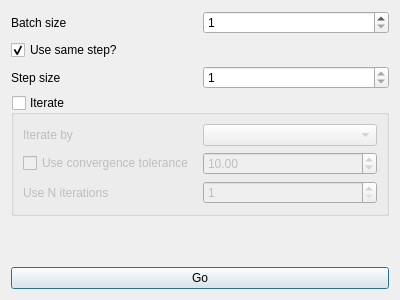
disorderedmaterials/GudPy, file gudpy/gui/widgets/ui_files/batchProcessingDialog.ui: the form before one commit.
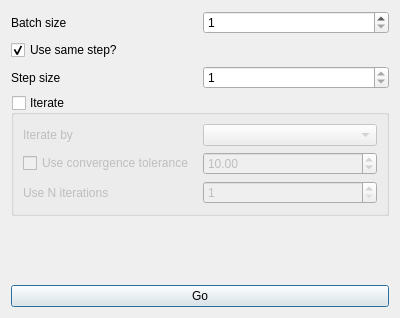
The form after the commit. Custom widgets are drawn as their Qt base class.

Commit message: fix: title for batch processing dialog.

Diff of the .ui file:
```diff
--- a/gudpy/gui/widgets/ui_files/batchProcessingDialog.ui
+++ b/gudpy/gui/widgets/ui_files/batchProcessingDialog.ui
@@ -7,7 +7,7 @@
     <x>0</x>
     <y>0</y>
     <width>400</width>
-    <height>300</height>
+    <height>318</height>
    </rect>
   </property>
   <property name="windowTitle">
```
Left out of the diff: 2 changed lines with no effect on the pictures.
